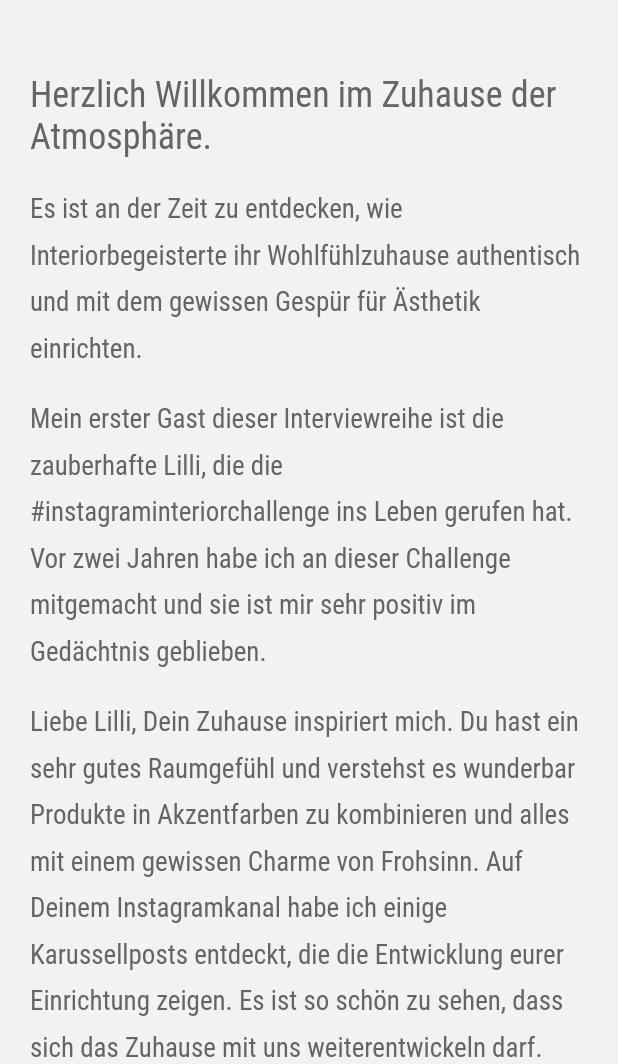
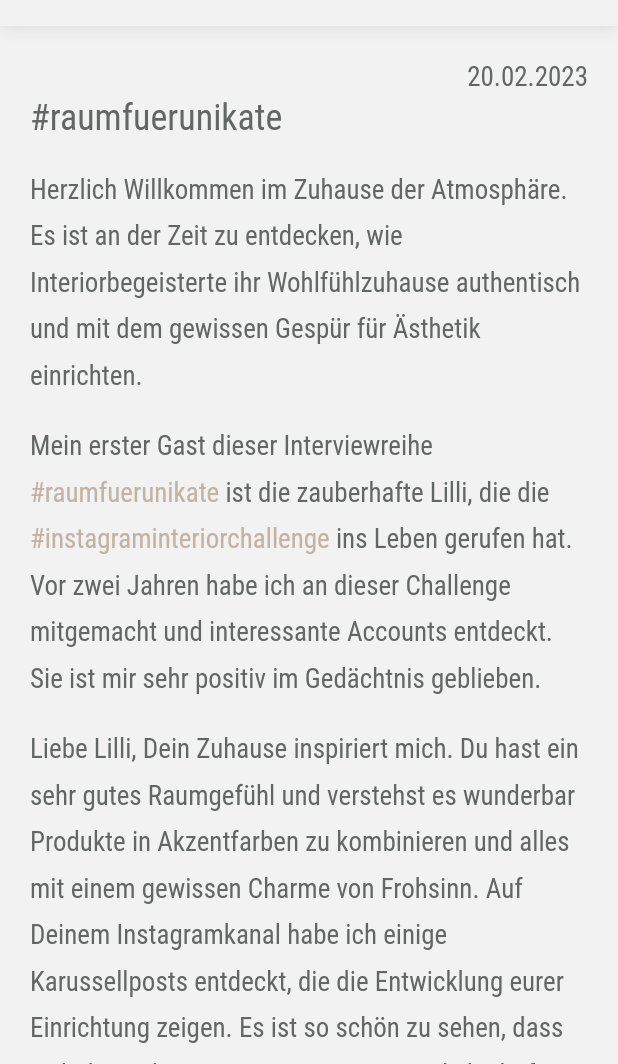
Before and after one commit to akaiser/raumunikate, a Flutter app: the BlogViewPage widget shown alone on an empty page, opened directly with empty values, on a phone screen of 412 x 824 dp, the part 172-1236 px from its top. Run offline on Flutter 3.47's test engine with Material 2 defaults, Android fonts, the phone set to English and light mode, and no system bars; our stand-ins replace go_router.

Commit message:
polish blog and icons (#26)

```diff
--- a/_TODO.txt
+++ b/_TODO.txt
@@ -11,4 +11,4 @@ flutter run -d web-server --web-port 8080 --web-hostname 0.0.0.0
 
 - PageView indicators
 - FadeInImage with BlurHash
-- Fix that dirty impls
+- Fix that dirty "we have no time" impls
--- a/lib/_settings.dart
+++ b/lib/_settings.dart
@@ -1,7 +1,7 @@
 // ignore_for_file: avoid_multiple_declarations_per_line
 import 'package:flutter/painting.dart' show Color;
 
-const appName = 'Raumunikate';
+const appName = 'RAUMUNIKATE';
 
 const double navigationBarHeight = 66;
 const double navigationBarHeightExpanded = 132;
@@ -15,6 +15,7 @@ const //
     mainTODO_1 = Color(0xffc4b3a3),
     mainTODO_2 = Color(0xffece9d8),
     mainTODO_3 = Color(0xff4d4747),
-    mainTODO_4 = Color(0xffccd1cd);
+    mainTODO_4 = Color(0xffccd1cd),
+    mainTODO_5 = Color(0xffccc8cf);
 
 const linkColor = mainTODO_1;
--- a/lib/pages/_legal/imprint_page.dart
+++ b/lib/pages/_legal/imprint_page.dart
@@ -2,6 +2,7 @@
 import 'package:flutter/widgets.dart';
 import 'package:raumunikate/pages/_legal/_contact.dart';
 import 'package:raumunikate/pages/_legal/privacy_page.dart';
+import 'package:raumunikate/pages/_shared/components/headline_text.dart';
 import 'package:raumunikate/pages/_shared/extensions/build_context_ext.dart';
 import 'package:raumunikate/pages/_shared/ui/rich_text_section.dart';
 import 'package:raumunikate/pages/base_scroll_page.dart';
@@ -17,8 +18,9 @@ class ImprintPage extends StatelessWidget {
     final bodyTextStyle = textTheme.body;
     return BaseScrollPage(
       children: [
-        Text('Impressum', style: textTheme.title),
-        const SizedBox(height: 20),
+        const SizedBox(height: 16),
+        const HeadlineText('Impressum'),
+        const SizedBox(height: 16),
         Text(
           'Angaben gem. §5 des Telemediengesetz (TMG) in der Fassung des Gesetzes über rechtliche Rahmenbedingungen für den elektronischen Geschäftsverkehr.',
           style: bodyTextStyle,
--- a/lib/pages/_legal/privacy_page.dart
+++ b/lib/pages/_legal/privacy_page.dart
@@ -1,6 +1,7 @@
 // ignore_for_file: lines_longer_than_80_chars
 import 'package:flutter/widgets.dart';
 import 'package:raumunikate/pages/_legal/_contact.dart';
+import 'package:raumunikate/pages/_shared/components/headline_text.dart';
 import 'package:raumunikate/pages/_shared/extensions/build_context_ext.dart';
 import 'package:raumunikate/pages/_shared/ui/rich_text_section.dart';
 import 'package:raumunikate/pages/base_scroll_page.dart';
@@ -16,8 +17,9 @@ class PrivacyPage extends StatelessWidget {
     final bodyTextStyle = textTheme.body;
     return BaseScrollPage(
       children: [
-        Text('Datenschutzerklärung', style: textTheme.title),
-        const SizedBox(height: 20),
+        const SizedBox(height: 16),
+        const HeadlineText('Datenschutzerklärung'),
+        const SizedBox(height: 16),
         Text(
           'Wir freuen uns sehr über Ihr Interesse an unserem Unternehmen. Datenschutz hat einen besonders hohen Stellenwert für die Geschäftsleitung der Raumunikate Ina Kaiser. Eine Nutzung der Internetseiten der Raumunikate Ina Kaiser ist grundsätzlich ohne jede Angabe personenbezogener Daten möglich. Sofern eine betroffene Person besondere Services unseres Unternehmens über unsere Internetseite in Anspruch nehmen möchte, könnte jedoch eine Verarbeitung personenbezogener Daten erforderlich werden. Ist die Verarbeitung personenbezogener Daten erforderlich und besteht für eine solche Verarbeitung keine gesetzliche Grundlage, holen wir generell eine Einwilligung der betroffenen Person ein.\n\n'
           'Die Verarbeitung personenbezogener Daten, beispielsweise des Namens, der Anschrift, E-Mail-Adresse oder Telefonnummer einer betroffenen Person, erfolgt stets im Einklang mit der Datenschutz-Grundverordnung und in Übereinstimmung mit den für die Raumunikate Ina Kaiser geltenden landesspezifischen Datenschutzbestimmungen. Mittels dieser Datenschutzerklärung möchte unser Unternehmen die Öffentlichkeit über Art, Umfang und Zweck der von uns erhobenen, genutzten und verarbeiteten personenbezogenen Daten informieren. Ferner werden betroffene Personen mittels dieser Datenschutzerklärung über die ihnen zustehenden Rechte aufgeklärt.\n\n'
--- a/lib/pages/_legal/terms_page.dart
+++ b/lib/pages/_legal/terms_page.dart
@@ -1,6 +1,7 @@
 // ignore_for_file: lines_longer_than_80_chars
 import 'package:flutter/widgets.dart';
 import 'package:raumunikate/pages/_legal/_contact.dart';
+import 'package:raumunikate/pages/_shared/components/headline_text.dart';
 import 'package:raumunikate/pages/_shared/extensions/build_context_ext.dart';
 import 'package:raumunikate/pages/_shared/ui/rich_text_section.dart';
 import 'package:raumunikate/pages/base_scroll_page.dart';
@@ -16,8 +17,9 @@ class TermsPage extends StatelessWidget {
     final bodyTextStyle = textTheme.body;
     return BaseScrollPage(
       children: [
-        Text('Allgemeine Geschäftsbedingungen (AGB)', style: textTheme.title),
-        const SizedBox(height: 20),
+        const SizedBox(height: 16),
+        const HeadlineText('Allgemeine Geschäftsbedingungen'),
+        const SizedBox(height: 16),
         Text(
           '1. Geltungsbereich und Begriffsbestimmungen',
           style: bodyTextStyle,
--- a/lib/pages/base_scroll_page.dart
+++ b/lib/pages/base_scroll_page.dart
@@ -16,9 +16,9 @@ class BaseScrollPage extends StatelessWidget {
   @override
   Widget build(BuildContext context) {
     final _children = [
-      const SizedBox(height: navigationBarHeightExpanded + 32),
+      const SizedBox(height: navigationBarHeightExpanded),
       ...children,
-      const SizedBox(height: 32),
+      const SizedBox(height: 16),
       const Footer(),
     ];
     return ResponsiveLayout(
--- a/lib/pages/g/blog_page.dart
+++ b/lib/pages/g/blog_page.dart
@@ -14,7 +14,9 @@ class BlogPage extends StatelessWidget {
   Widget build(BuildContext context) => BaseScrollPage(
         children: [
           GestureDetector(
-            onTap: () => context.go('$_blogViewPagePathPrefix/test-blog-name'),
+            onTap: () => context.go(
+              '$_blogViewPagePathPrefix/raumfuerunikate-lilli-grewe',
+            ),
             child: const ColoredBox(
               color: Colors.red,
               child: Text('Middle'),
--- a/lib/pages/g/blog_view_page.dart
+++ b/lib/pages/g/blog_view_page.dart
@@ -24,14 +24,34 @@ class BlogViewPage extends StatelessWidget {
   @override
   Widget build(BuildContext context) => const BaseScrollPage(
         children: [
-          HeadlineText('Herzlich Willkommen im Zuhause der Atmosphäre.'),
+          SizedBox(height: 16),
+          Align(
+            alignment: Alignment.centerRight,
+            child: _Text('20.02.2023'),
+          ),
+          HeadlineText('#raumfuerunikate'),
           SizedBox(height: 16),
           _Text(
-            'Es ist an der Zeit zu entdecken, wie Interiorbegeisterte ihr Wohlfühlzuhause authentisch und mit dem gewissen Gespür für Ästhetik einrichten.',
+            'Herzlich Willkommen im Zuhause der Atmosphäre. Es ist an der Zeit zu entdecken, wie Interiorbegeisterte ihr Wohlfühlzuhause authentisch und mit dem gewissen Gespür für Ästhetik einrichten.',
           ),
           SizedBox(height: 16),
-          _Text(
-            'Mein erster Gast dieser Interviewreihe ist die zauberhafte Lilli, die die #instagraminteriorchallenge ins Leben gerufen hat. Vor zwei Jahren habe ich an dieser Challenge mitgemacht und sie ist mir sehr positiv im Gedächtnis geblieben.',
+          RichTextSection(
+            children: [
+              InlineText('Mein erster Gast dieser Interviewreihe '),
+              InlineText(
+                '#raumfuerunikate',
+                link: 'https://www.instagram.com/explore/tags/raumfuerunikate/',
+              ),
+              InlineText(' ist die zauberhafte Lilli, die die '),
+              InlineText(
+                '#instagraminteriorchallenge',
+                link:
+                    'https://www.instagram.com/explore/tags/instagraminteriorchallenge/',
+              ),
+              InlineText(
+                ' ins Leben gerufen hat. Vor zwei Jahren habe ich an dieser Challenge mitgemacht und interessante Accounts entdeckt. Sie ist mir sehr positiv im Gedächtnis geblieben.',
+              ),
+            ],
           ),
           SizedBox(height: 16),
           _Text(
@@ -39,52 +59,48 @@ class BlogViewPage extends StatelessWidget {
           ),
           SizedBox(height: 32),
           _ImageRow([Assets.lilli, Assets.kitchen, Assets.sleep]),
-          _Headline('Bitte erzähle uns kurz über Dich und Dein Zuhause'),
+          _Caption('Bitte erzähle uns über Dich und Dein Zuhause.'),
           _Text(
             'Ich bin Lilli, 39 Jahre alt und arbeite bei einem der letzten familiengeführten Möbelunternehmen in Deutschland. Ich denke gerne kreativ und mag es grenzen übergreifende Strategien zu entwickeln. Wir, das sind mein Mann, unsere beiden Töchter und ich, leben in Bielefeld in einem historischem Gewerbepark in einem Loft auf 100 Quadratmetern. Es ist alles offen, bis auf das Zimmer unserer ältesten Tochter. Wir lieben die Höhe in der Mitte des Raums, die für viel „Freiheit“ sorgt. Es gibt aber auch auf der ganzen Raumlänge auf beiden Seiten Dachschrägen, die dem Raum kuschelige Gemütlichkeit verleihen. Lange (10 Jahre) haben wir davon geträumt so zu wohnen und sind jetzt mega happy.',
           ),
-          _Headline(
+          _Caption(
             'Welche Aspekte verleihen Deinem Zuhause Wohlfühlatmosphäre?',
           ),
           _Text(
             'Für uns bedeutet Wohlfühlatmosphäre Luft zum Atmen, daher ist die Raummitte frei, um mit Leben bespielt zu werden. Wir haben wenig Möbel – die alle funktional und mit viel Liebe ausgewählt sind - aber einige schöne, farbenfrohe Wohnaccessoires und Objekte, die unser Zuhause „besonders“ machen. Ich mag es, wenn man sieht, wer darin wohnt.',
           ),
-          _Headline('Wie gehst Du an Raumgestaltung heran?'),
+          _Caption('Wie gehst Du an Raumgestaltung heran?'),
           _Text(
             'Ich richte selten Räume ein. In unserem Loft wohnen wir jetzt schon fast 10 Jahre und hier hat sich in der groben Struktur wenig getan. Am Anfang haben wir den Raum nach unseren Bedürfnissen und Needs in Bereiche geordnet und geschaut welche Möbel wir wo platzieren um den Bereichen einen Rahmen zu geben, die Leichtigkeit und Offenheit des Raums aber nicht kaputt zu machen. Ein Bad, eine Küche, ein Esstisch mit Stühlen, Bett und Schrank, ein niedriges Regal passend zu unserer Architektur. Es gibt bei uns wenig Möglichkeiten Möbel zu verrücken oder Bereiche zu tauschen. Ich glaube wir haben für unsere Wohnsituation mit den Anforderungen von vier Personen die beste Lösung gefunden.',
           ),
-          _Headline('Was darf in einem Raum für Dich nicht fehlen?'),
+          _Caption('Was darf in einem Raum für Dich nicht fehlen?'),
           _Text(
             'Die persönliche Note. Ich mag es, wenn ein Zuhause individuell ist, wächst und sich verändert und Geschichten über die Bewohner erzählt. Es muss niemandem gefallen, außer den Menschen, die darin zuhause sind. Ich persönlich mag Farbe sehr. Die bringt Fröhlichkeit in jeden Raum und tut meinem Wohlbefinden gut.',
           ),
           SizedBox(height: 32),
           _ImageRow([Assets.child, Assets.eat, Assets.sleep2]),
-          _Headline('Welche Rolle spielt Raumfarbe für Dich?'),
+          _Caption('Welche Rolle spielt Raumfarbe für Dich?'),
           _Text(
             'Wie eben schon erwähnt: Ich liebe Farbe! Aaaaaber unser Boden ist lichtgrau und unsere Wände sind fast überall weiß. Die einzige farbige Wand, findet man bei uns im Bad. Die weißen Wände und der lichtgraue Holzboden bieten aber unseren farbenfrohen Dekoaccessoires, Designobjekten und der Kunst an der Wand die perfekte Bühne. So können unsere besonderen Stücke mehr Aufmerksamkeit auf sich ziehen. Außerdem wird durch die Farb-Unterbrechung ein harmonisches Gleichgewicht zwischen Ruhe und Spannung gehalten.',
           ),
-          _Headline(
+          _Caption(
             'Du wohnst nicht allein. Wie bekommst Du alle Wünsche unter einen Hut?',
           ),
           _Text(
             'Jeder darf seine Wünsche äußern. Damit es am Ende nicht zu wild wird – bei uns sind ja (fast) alle Bereiche auf einen Blick einsehbar - geben wir unseren Töchtern gerne eine Auswahl vor und lenken so in die „richtige“ Richtung. Im Zimmer unserer Großen, hat sie natürlich den Hut auf und die Kleine darf sich in ihren Tiny-Kinderhaus ausleben. Die großen Einrichtungsentscheidungen liegen zu 50% bei meinem Mann Sascha und zu 50% bei mir. Wir können uns da gut die Bälle zuspielen und finden immer einen guten Kompromiss. Würde ich allein entscheiden, wäre es wahrscheinlich weicher, femininer - würde er alleine entscheiden wäre es artify, verrückter und vielleicht minimalistischer. So wie es ist, können wir beide sehr gut damit leben. :)',
           ),
-          _Headline(
-            'Welches ist Dein Lieblingsstück und warum?',
-          ),
+          _Caption('Welches ist Dein Lieblingsstück und warum?'),
           _Text(
             'Ich habe ehrlich gesagt kein Lieblingsstück, ich hänge nicht an den Dingen. Wenn Sascha einen neuen Tisch baut, darf der alte gehen und in einer anderen Familie zum Lebensmittelpunkt werden, das ist ein schöner Fluss. Wir entwerfen gerne neue Dinge, probieren aus und lassen sie irgendwann weiterziehen. Generell mögen wir spannende Produkte feiner kleiner Labels und langlebige Produkte, auf die wir auch gerne sparen.',
           ),
-          _Headline('Wo findest Du Inspiration?'),
+          _Caption('Wo findest Du Inspiration?'),
           _Text(
             'Auf Instagram, Pinterest oder Designmessen. Aber auch gerne mal in Zeitschriften, vor allem wenn ich mal Ruhe habe ausgiebig zu blättern...',
           ),
-          _Headline('Wer inspiriert Dich im Bereich Interior?'),
-          _Text(
-            'Auf Instagram mag ich zum Beispiel folgende Accounts sehr:',
-          ),
+          _Caption('Wer inspiriert Dich im Bereich Interior?'),
+          _Text('Auf Instagram mag ich zum Beispiel folgende Accounts sehr:'),
           _Links(),
-          _Headline(
+          _Caption(
             'Um nochmal den Bogen zum Anfang zu spannen, wie kam es zu Deiner Instagram Interior Challenge?',
           ),
           RichTextSection(
@@ -107,21 +123,54 @@ class BlogViewPage extends StatelessWidget {
               InlineText(' - und das Interesse ist nach wie vor da.'),
             ],
           ),
-          _Headline('Wann startet die nächste?'),
+          _Caption('Wann startet die nächste?'),
           RichTextSection(
             children: [
               InlineText('Schon ganz bald! Die nächste '),
               InlineText(
-                '#iic',
-                link: 'https://www.instagram.com/explore/tags/iic/',
+                '#instagraminteriorchallenge',
+                link:
+                    'https://www.instagram.com/explore/tags/instagraminteriorchallenge/',
               ),
               InlineText(' startet im April 2023.'),
             ],
           ),
           SizedBox(height: 24),
           _Text(
-            'Vielen Dank liebe Lilli für den spannenden Einblick in Dein Zuhause.\n\nBleib ein Unikat,\nIna.',
+            'Vielen Dank liebe Lilli für den spannenden Einblick in Dein Zuhause.\n\nBleib ein Unikat,\nIna',
           ),
+          SizedBox(height: 16),
+          Divider(),
+          SizedBox(height: 8),
+          RichTextSection(
+            children: [
+              InlineText('Gästin: Lilli Grewe '),
+              InlineText(
+                '@kitschcanmakeyourich',
+                link: 'https://www.instagram.com/kitschcanmakeyourich/',
+              ),
+            ],
+          ),
+          RichTextSection(
+            children: [
+              InlineText('Fotografie: Benjamin Janzen '),
+              InlineText(
+                '@bjfotografie',
+                link: 'https://www.instagram.com/bjfotografie/',
+              ),
+            ],
+          ),
+          RichTextSection(
+            children: [
+              InlineText('Verfasst von: Ina Kaiser '),
+              InlineText(
+                '@raumunikate',
+                link: 'https://www.instagram.com/raumunikate/',
+              ),
+            ],
+          ),
+          SizedBox(height: 8),
+          Divider(),
         ],
       );
 }
@@ -148,8 +197,8 @@ class _ImageRow extends StatelessWidget {
       );
 }
 
-class _Headline extends StatelessWidget {
-  const _Headline(this.text);
+class _Caption extends StatelessWidget {
+  const _Caption(this.text);
 
   final String text;
 
--- a/lib/pages/nav_bar/nav_bar.dart
+++ b/lib/pages/nav_bar/nav_bar.dart
@@ -26,10 +26,21 @@ class NavBar extends StatelessWidget {
         return AnimatedContainer(
           duration: const Duration(milliseconds: navBarTransitionInMillis),
           curve: Curves.ease,
-          color: navMenuOnly ? Colors.transparent : mainBackgroundColor,
+          color: navMenuOnly ? Colors.transparent : null,
           padding: isFullWidthNavBar ? _bigPadding : _smallPadding,
           height:
               isExpanded ? navigationBarHeightExpanded : navigationBarHeight,
+          decoration: navMenuOnly
+              ? null
+              : const BoxDecoration(
+                  color: mainBackgroundColor,
+                  boxShadow: [
+                    BoxShadow(
+                      color: Colors.black12,
+                      blurRadius: 8,
+                    ),
+                  ],
+                ),
           child: _NavBar(
             navMenu ?? const SizedBox.shrink(),
             isExpanded: isExpanded,
--- a/pubspec.yaml
+++ b/pubspec.yaml
@@ -4,7 +4,7 @@ version: 0.0.1
 
 environment:
   sdk: ">=2.19.6 <3.0.0"
-  flutter: ">=3.7.10"
+  flutter: ">=3.7.11"
 
 dependencies:
   flutter:
```
Also changed, not shown: .github/workflows/pull_request.yaml, .github/workflows/release_web.yaml, pubspec.lock, 8 other files.
